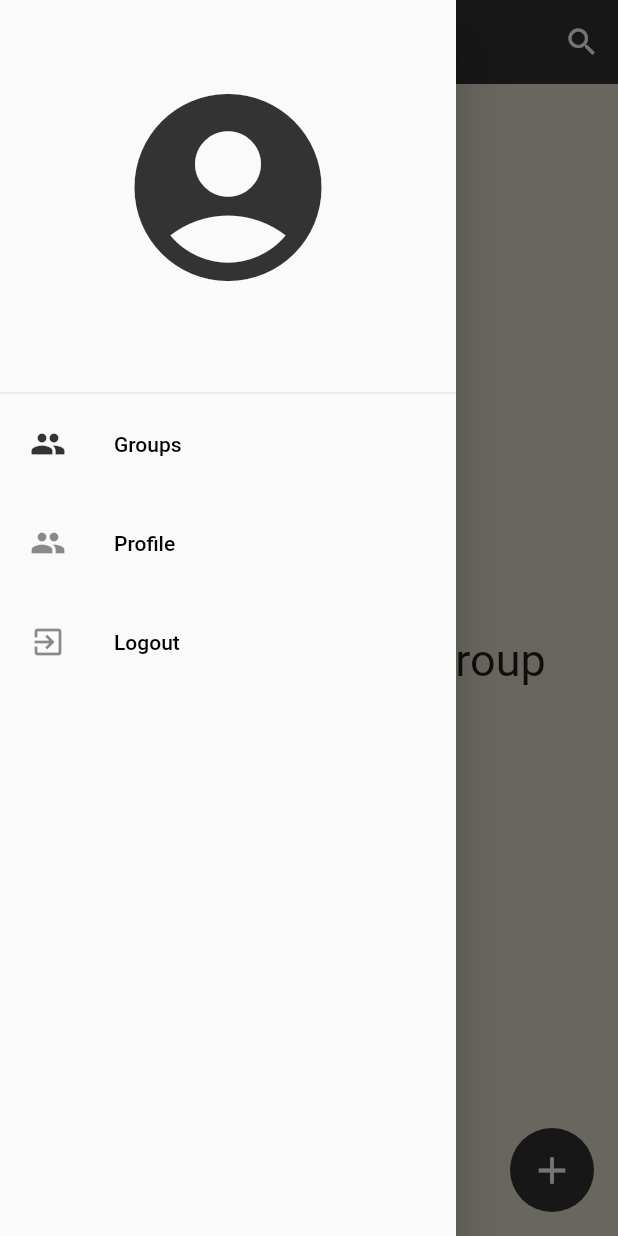
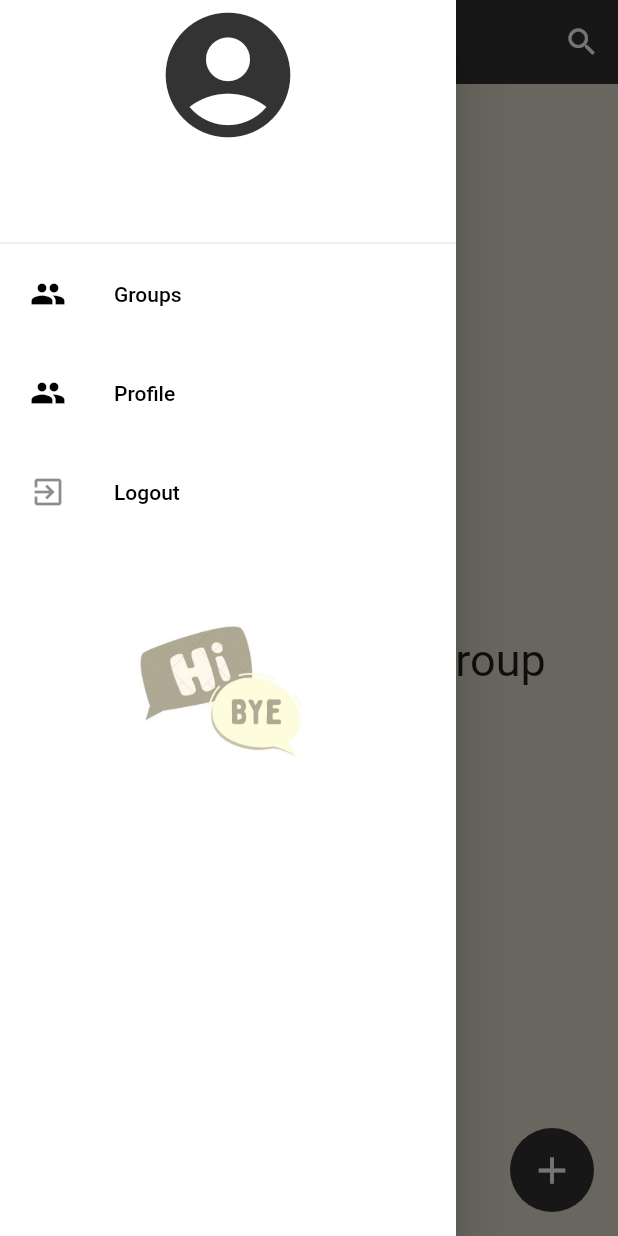
Before and after one commit to jyee1001/hibye_flutterchatapp, a Flutter app: the HomePage screen opened directly, with the side drawer open, on a phone screen of 412 x 824 dp. Run offline on Flutter 3.47's test engine with Material 2 defaults, Android fonts, the phone set to English and light mode, and no system bars; our stand-ins replace cloud_firestore, firebase_auth, firebase_core, shared_preferences; accounts and stored records are empty.

Commit message:
updated color theme and added logo

```diff
--- a/lib/pages/auth/register_page.dart
+++ b/lib/pages/auth/register_page.dart
@@ -91,8 +91,8 @@ class _RegisterPageState extends State<RegisterPage> {
                               prefixIcon:
                                   Icon(Icons.lock, color: Colors.black)),
                           validator: (val) {
-                            if (val!.length < 6) {
-                              return "Password must be at least 6 characters";
+                            if (val!.length < 8) {
+                              return "Password must be at least 8 characters";
                             } else {
                               return null;
                             }
--- a/lib/pages/home_page.dart
+++ b/lib/pages/home_page.dart
@@ -84,12 +84,13 @@ class _HomePageState extends State<HomePage> {
         ),
       ),
       drawer: Drawer(
+          backgroundColor: Colors.white,
           child: ListView(
-        padding: const EdgeInsets.symmetric(vertical: 50),
+            //padding: const EdgeInsets.symmetric(vertical: 10),
             children: <Widget>[
               Icon(
                 Icons.account_circle,
-            size: 150,
+                size: 100,
                 color: Color.fromRGBO(51, 51, 51, 1),
               ),
               const SizedBox(
@@ -112,7 +113,7 @@ class _HomePageState extends State<HomePage> {
                 selected: true,
                 contentPadding:
                     const EdgeInsets.symmetric(horizontal: 20, vertical: 5),
-            leading: const Icon(Icons.group),
+                leading: const Icon(Icons.group, color: Colors.black),
                 title: const Text(
                   "Groups",
                   style: TextStyle(color: Colors.black),
@@ -129,7 +130,7 @@ class _HomePageState extends State<HomePage> {
                 },
                 contentPadding:
                     const EdgeInsets.symmetric(horizontal: 20, vertical: 5),
-            leading: const Icon(Icons.group),
+                leading: const Icon(Icons.group, color: Colors.black),
                 title: const Text(
                   "Profile",
                   style: TextStyle(color: Colors.black),
@@ -143,7 +144,8 @@ class _HomePageState extends State<HomePage> {
                       builder: (context) {
                         return AlertDialog(
                           title: const Text("Logout"),
-                      content: const Text("Are you sure you want to logout?"),
+                          content:
+                              const Text("Are you sure you want to logout?"),
                           actions: [
                             IconButton(
                               onPressed: () {
@@ -159,7 +161,8 @@ class _HomePageState extends State<HomePage> {
                                 await authService.signOut();
                                 Navigator.of(context).pushAndRemoveUntil(
                                     MaterialPageRoute(
-                                    builder: (context) => const LoginPage()),
+                                        builder: (context) =>
+                                            const LoginPage()),
                                     (route) => false);
                               },
                               icon: const Icon(
@@ -178,7 +181,8 @@ class _HomePageState extends State<HomePage> {
                   "Logout",
                   style: TextStyle(color: Colors.black),
                 ),
-          )
+              ),
+              Image.asset("assets/HiByeLogo.jpg", width: 1000, height: 200),
             ],
           )),
       body: groupList(),
--- a/lib/pages/search_page.dart
+++ b/lib/pages/search_page.dart
@@ -50,7 +50,7 @@ class _SearchPageState extends State<SearchPage> {
     return Scaffold(
       appBar: AppBar(
         elevation: 0,
-        backgroundColor: Theme.of(context).primaryColor,
+        backgroundColor: Colors.black,
         title: const Text(
           "Search",
           style: TextStyle(
@@ -60,7 +60,7 @@ class _SearchPageState extends State<SearchPage> {
       body: Column(
         children: [
           Container(
-            color: Theme.of(context).primaryColor,
+            color: Color.fromRGBO(51, 51, 51, 1),
             padding: const EdgeInsets.symmetric(horizontal: 15, vertical: 10),
             child: Row(
               children: [
@@ -70,7 +70,7 @@ class _SearchPageState extends State<SearchPage> {
                     style: const TextStyle(color: Colors.white),
                     decoration: const InputDecoration(
                         border: InputBorder.none,
-                        hintText: "Search groups....",
+                        hintText: "Search groups...",
                         hintStyle:
                             TextStyle(color: Colors.white, fontSize: 16)),
                   ),
```
Lines whose indentation alone changed are shown as unchanged.
